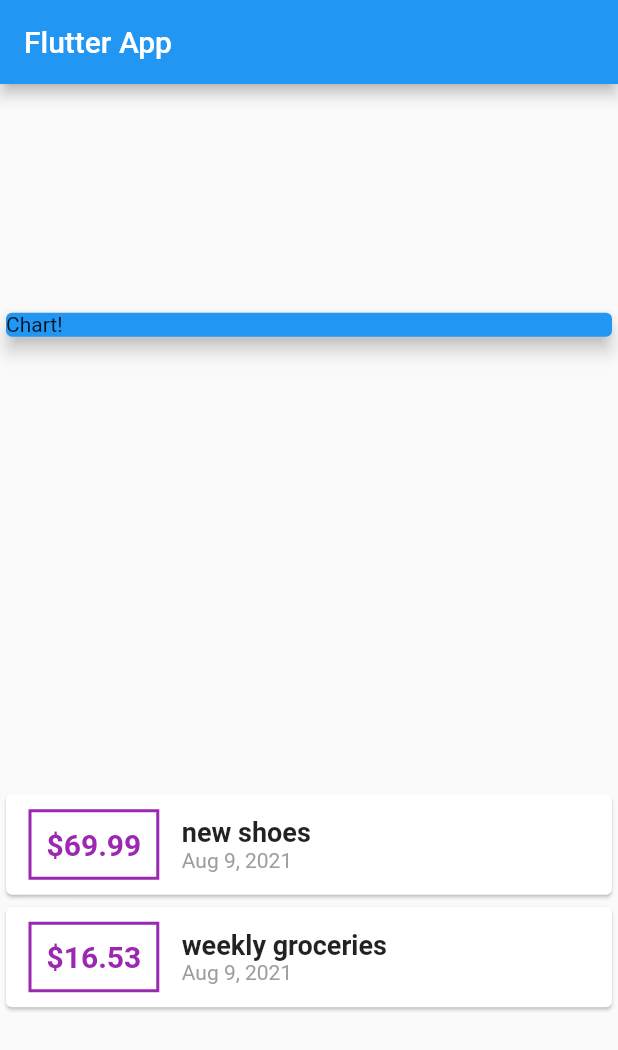
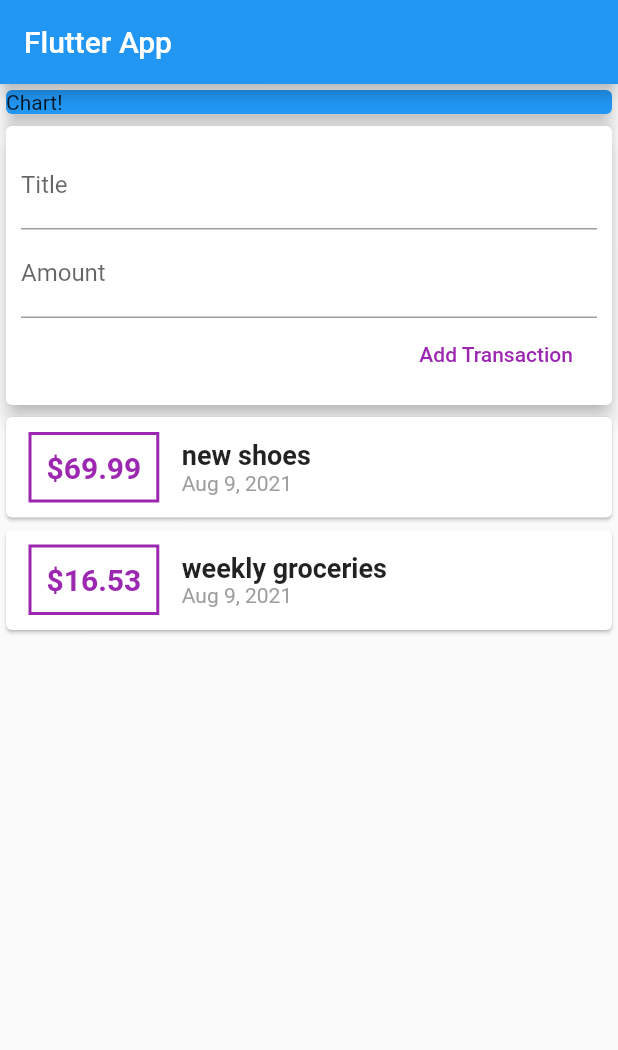
Before and after one commit to Lionel-P-Ablus/demo_02, a Flutter app: the screen it shows after launch, on a phone screen of 412 x 824 dp. Shown: the top 1050 px of the screen. Run offline on Flutter 3.47's test engine with Material 2 defaults, Android fonts, the phone set to English and light mode, and no system bars.

Commit message:
input text changed

```diff
--- a/lib/main.dart
+++ b/lib/main.dart
@@ -30,6 +30,9 @@ class MyHomePage extends StatelessWidget {
     ),
   ];
 
+  late String titleInput;
+  late String amountInput;
+
   @override
   Widget build(BuildContext context) {
     return Scaffold(
@@ -37,7 +40,7 @@ class MyHomePage extends StatelessWidget {
         title: Text('Flutter App'),
       ),
       body: Column(
-        mainAxisAlignment: MainAxisAlignment.spaceAround,
+        // mainAxisAlignment: MainAxisAlignment.start,
         crossAxisAlignment: CrossAxisAlignment.stretch,
         children: [
           Container(
@@ -46,6 +49,35 @@ class MyHomePage extends StatelessWidget {
               color: Colors.blue,
               child: Text('Chart!'),
               elevation: 5,
+            ),
+          ),
+          Card(
+            elevation: 5,
+            child: Container(
+              padding: EdgeInsets.all(10),
+              child: Column(
+                crossAxisAlignment: CrossAxisAlignment.end,
+                children: [
+                  TextField(
+                    decoration: InputDecoration(labelText: 'Title'),
+                    onChanged: (value) {
+                      titleInput = value;
+                    },
+                  ),
+                  TextField(
+                    decoration: InputDecoration(labelText: 'Amount'),
+                    onChanged: (value) => amountInput = value,
+                  ),
+                  FlatButton(
+                    child: Text('Add Transaction'),
+                    textColor: Colors.purple,
+                    onPressed: () {
+                      print(titleInput);
+                      print(amountInput);
+                    },
+                  ),
+                ],
+              ),
             ),
           ),
           Column(
```
